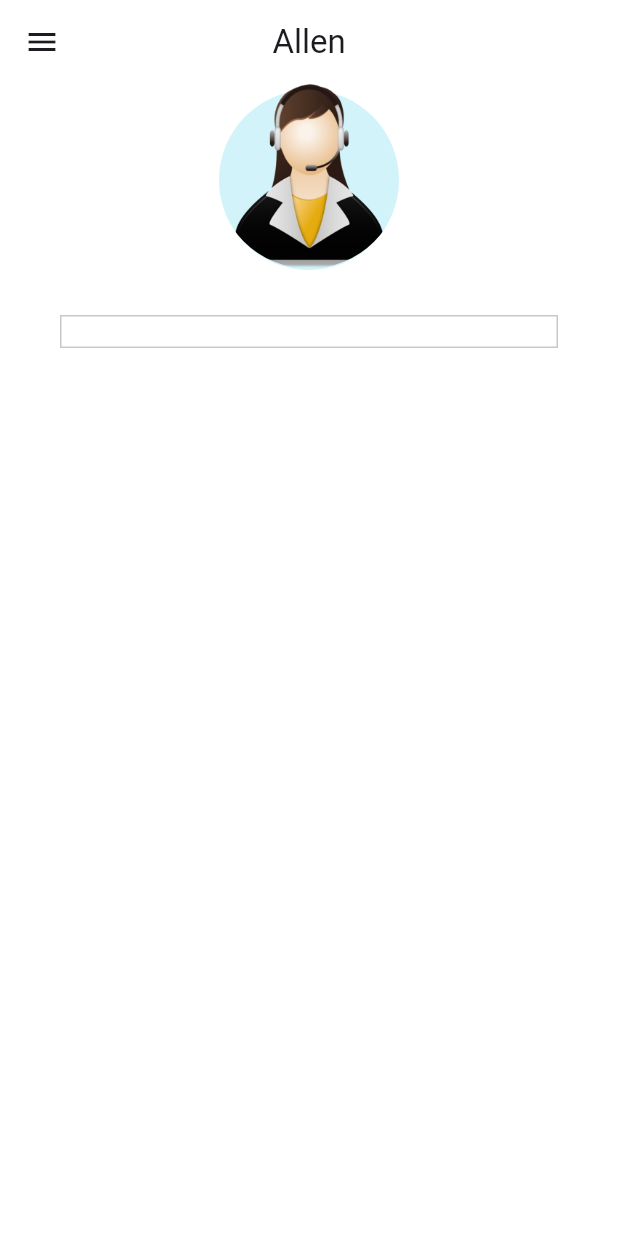
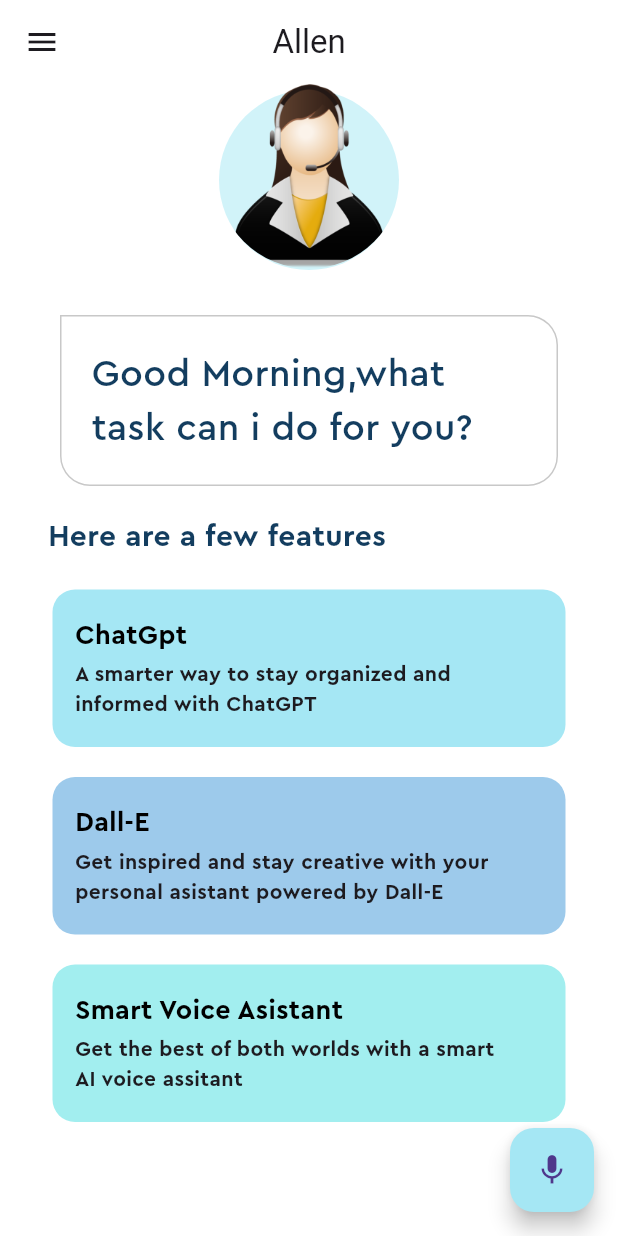
Before and after one commit to adityarawat45/Virtual_Chat_Assistant, a Flutter app: the screen it shows after launch, on a phone screen of 412 x 824 dp. Run offline on Flutter 3.47's test engine with Material 3 defaults, Android fonts, the phone set to English and light mode, and no system bars; our stand-ins replace speech_to_text, velocity_x.

Commit message:
Almost completed

```diff
--- /dev/null
+++ b/lib/features_box.dart
@@ -0,0 +1,38 @@
+import 'package:allen/pallete.dart';
+import 'package:flutter/material.dart';
+import 'package:velocity_x/velocity_x.dart';
+
+class Featurebox extends StatelessWidget {
+  final Color color;
+  final String headerText;
+  final String description;
+  const Featurebox({super.key, required this.color, required this.headerText, required this.description});
+
+  @override
+  Widget build(BuildContext context) {
+    return Container(
+      margin: const EdgeInsets.symmetric(horizontal: 35, vertical: 10),
+      decoration: BoxDecoration(
+        color: color,
+        borderRadius: const BorderRadius.all(Radius.circular(15)),
+      ),
+      child: Column(
+        children: [
+          Container(
+            alignment: Alignment.centerLeft,
+            child: Text(
+              headerText,
+              style: const TextStyle(
+                  fontFamily: 'Cera Pro',
+                  color: Pallete.blackColor,
+                  fontSize: 18,
+                  fontWeight: FontWeight.bold),
+            ),
+          ),
+          const HeightBox(3),
+          description.text.fontFamily('Cera Pro').semiBold.make().pOnly(right: 20)
+        ],
+      ).pOnly(top: 18, bottom: 18,left : 15,right: 12)
+    );
+  }
+}
--- a/lib/home_page.dart
+++ b/lib/home_page.dart
@@ -1,5 +1,9 @@
+import 'package:allen/features_box.dart';
+import 'package:allen/openai_service.dart';
 import 'package:allen/pallete.dart';
 import 'package:flutter/material.dart';
+import 'package:speech_to_text/speech_recognition_result.dart';
+import 'package:speech_to_text/speech_to_text.dart';
 import 'package:velocity_x/velocity_x.dart';
 
 class HomePage extends StatefulWidget {
@@ -10,15 +14,60 @@ class HomePage extends StatefulWidget {
 }
 
 class _HomePageState extends State<HomePage> {
+  final speechToText = SpeechToText();
+  String lastWords = '';
+  final OpenAIService service = OpenAIService();
+  @override
+  void initState() {
+    super.initState();
+    initSpeechToText();
+  }
+
+  Future<void> initSpeechToText() async {
+    await speechToText.initialize();
+    setState(() {});
+  }
+
+  /// Each time to start a speech recognition session
+  Future<void> startListening() async {
+    await speechToText.listen(onResult: onSpeechResult);
+    setState(() {});
+  }
+
+  /// Manually stop the active speech recognition session
+  /// Note that there are also timeouts that each platform enforces
+  /// and the SpeechToText plugin supports setting timeouts on the
+  /// listen method.
+  Future<void> stopListening() async {
+    await speechToText.stop();
+    setState(() {});
+  }
+
+  /// This is the callback that the SpeechToText plugin calls when
+  /// the platform returns recognized words.
+  void onSpeechResult(SpeechRecognitionResult result) {
+    setState(() {
+      lastWords = result.recognizedWords;
+    });
+  }
+
+  @override
+  void dispose() {
+    super.dispose();
+    speechToText.stop();
+  }
+
   @override
   Widget build(BuildContext context) {
-    return  Scaffold(
-      appBar:  AppBar(
+    return Scaffold(
+      appBar: AppBar(
         title: "Allen".text.make(),
         centerTitle: true,
         leading: const Icon(Icons.menu),
       ),
-      body: Column(
+      body: SingleChildScrollView(
+        scrollDirection: Axis.vertical,
+        child: Column(
           children: [
             //The chat assistant picture stuff
             Stack(
@@ -30,33 +79,91 @@ class _HomePageState extends State<HomePage> {
                     margin: const EdgeInsets.only(top: 4),
                     decoration: const BoxDecoration(
                         color: Pallete.assistantCircleColor,
-                    shape: BoxShape.circle
-                  ),
+                        shape: BoxShape.circle),
                   ),
                 ),
                 Container(
                   height: 123,
-                decoration:const BoxDecoration(
-                  shape : BoxShape.circle,
-                  image: DecorationImage(image: AssetImage("assets/images/virtualAssistant.png"))
-                ),
+                  decoration: const BoxDecoration(
+                      shape: BoxShape.circle,
+                      image: DecorationImage(
+                          image: AssetImage(
+                              "assets/images/virtualAssistant.png"))),
                 )
               ],
             ),
             //Chat bubbles
-          Container(padding: const EdgeInsets.symmetric(
-            horizontal: 20,vertical: 10,
+            Container(
+              padding: const EdgeInsets.symmetric(
+                horizontal: 20,
+                vertical: 10,
               ),
               margin: const EdgeInsets.symmetric(horizontal: 40).copyWith(
                 top: 30,
               ),
               decoration: BoxDecoration(
-            border: Border.all(
-              color: Pallete.borderColor
-            )
+                  border: Border.all(color: Pallete.borderColor),
+                  borderRadius:
+                      BorderRadius.circular(20).copyWith(topLeft: Radius.zero)),
+              child: "Good Morning,what task can i do for you?"
+                  .text
+                  .fontFamily('Cera Pro')
+                  .color(Pallete.mainFontColor)
+                  .size(25)
+                  .make()
+                  .pSymmetric(v: 10),
             ),
+            //suggestions list
+            Container(
+              alignment: Alignment.centerLeft,
+              margin: const EdgeInsets.only(top: 10, left: 22),
+              child: "Here are a few features"
+                  .text
+                  .fontFamily('Cera Pro')
+                  .color(Pallete.mainFontColor)
+                  .size(20)
+                  .align(TextAlign.left)
+                  .bold
+                  .make(),
+            ).p(10),
+            //features list
+            const Column(
+              children: [
+                Featurebox(
+                  color: Pallete.firstSuggestionBoxColor,
+                  headerText: 'ChatGpt',
+                  description:
+                      "A smarter way to stay organized and informed with ChatGPT",
+                ),
+                //  HeightBox(3),
+                Featurebox(
+                    color: Pallete.secondSuggestionBoxColor,
+                    headerText: 'Dall-E',
+                    description:
+                        'Get inspired and stay creative with your personal asistant powered by Dall-E'),
+                Featurebox(
+                    color: Pallete.thirdSuggestionBoxColor,
+                    headerText: 'Smart Voice Asistant',
+                    description:
+                        'Get the best of both worlds with a smart AI voice assitant')
+              ],
             )
           ],
+        ),
+      ),
+      floatingActionButton: FloatingActionButton(
+        backgroundColor: Pallete.firstSuggestionBoxColor,
+        onPressed: () async {
+          if (await speechToText.hasPermission && speechToText.isNotListening) {
+            await startListening();
+          } else if (speechToText.isListening) {
+            await service.isArtPrompt(lastWords);
+            await stopListening();
+          } else {
+            initSpeechToText();
+          }
+        },
+        child: const Icon(Icons.mic),
       ),
     );
   }
--- /dev/null
+++ b/lib/secrets.dart
@@ -0,0 +1 @@
+const openAPIkey = "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";
--- a/pubspec.yaml
+++ b/pubspec.yaml
@@ -36,6 +36,8 @@ dependencies:
   # Use with the CupertinoIcons class for iOS style icons.
   cupertino_icons: ^1.0.2
   velocity_x: ^4.1.2
+  speech_to_text: ^6.6.0
+  http: ^1.2.0
 
 dev_dependencies:
   flutter_test:
```
Also changed, not shown: lib/openai_service.dart (added, +103 -0 lines), pubspec.lock, 4 other files. Lines whose indentation alone changed are shown as unchanged.
